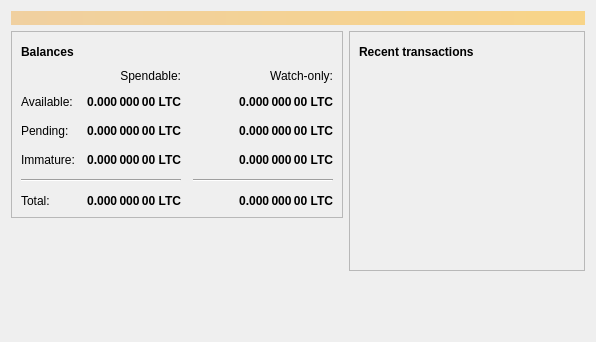
OptimisticCoder/VoodooCash, file src/qt/forms/overviewpage.ui: the form before one commit.
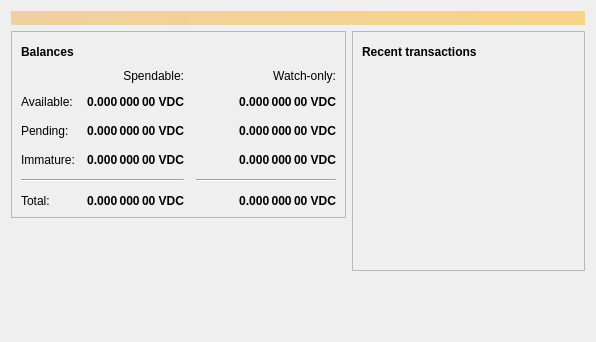
The form after the commit. Icons and pictures are not drawn.

Patch:
```diff
--- a/src/qt/forms/overviewpage.ui
+++ b/src/qt/forms/overviewpage.ui
@@ -129,7 +129,7 @@
                <string>Unconfirmed transactions to watch-only addresses</string>
               </property>
               <property name="text">
-               <string notr="true">0.000 000 00 LTC</string>
+               <string notr="true">0.000 000 00 VDC</string>
               </property>
               <property name="alignment">
                <set>Qt::AlignRight|Qt::AlignTrailing|Qt::AlignVCenter</set>
@@ -154,7 +154,7 @@
                <string>Total of transactions that have yet to be confirmed, and do not yet count toward the spendable balance</string>
               </property>
               <property name="text">
-               <string notr="true">0.000 000 00 LTC</string>
+               <string notr="true">0.000 000 00 VDC</string>
               </property>
               <property name="alignment">
                <set>Qt::AlignRight|Qt::AlignTrailing|Qt::AlignVCenter</set>
@@ -179,7 +179,7 @@
                <string>Mined balance in watch-only addresses that has not yet matured</string>
               </property>
               <property name="text">
-               <string notr="true">0.000 000 00 LTC</string>
+               <string notr="true">0.000 000 00 VDC</string>
               </property>
               <property name="alignment">
                <set>Qt::AlignRight|Qt::AlignTrailing|Qt::AlignVCenter</set>
@@ -237,7 +237,7 @@
                <string>Mined balance that has not yet matured</string>
               </property>
               <property name="text">
-               <string notr="true">0.000 000 00 LTC</string>
+               <string notr="true">0.000 000 00 VDC</string>
               </property>
               <property name="alignment">
                <set>Qt::AlignRight|Qt::AlignTrailing|Qt::AlignVCenter</set>
@@ -282,7 +282,7 @@
                <string>Your current total balance</string>
               </property>
               <property name="text">
-               <string notr="true">0.000 000 00 LTC</string>
+               <string notr="true">0.000 000 00 VDC</string>
               </property>
               <property name="alignment">
                <set>Qt::AlignRight|Qt::AlignTrailing|Qt::AlignVCenter</set>
@@ -307,7 +307,7 @@
                <string>Current total balance in watch-only addresses</string>
               </property>
               <property name="text">
-               <string notr="true">0.000 000 00 LTC</string>
+               <string notr="true">0.000 000 00 VDC</string>
               </property>
               <property name="alignment">
                <set>Qt::AlignRight|Qt::AlignTrailing|Qt::AlignVCenter</set>
@@ -349,7 +349,7 @@
                <string>Your current spendable balance</string>
               </property>
               <property name="text">
-               <string notr="true">0.000 000 00 LTC</string>
+               <string notr="true">0.000 000 00 VDC</string>
               </property>
               <property name="alignment">
                <set>Qt::AlignRight|Qt::AlignTrailing|Qt::AlignVCenter</set>
@@ -374,7 +374,7 @@
                <string>Your current balance in watch-only addresses</string>
               </property>
               <property name="text">
-               <string notr="true">0.000 000 00 LTC</string>
+               <string notr="true">0.000 000 00 VDC</string>
               </property>
               <property name="alignment">
                <set>Qt::AlignRight|Qt::AlignTrailing|Qt::AlignVCenter</set>
```
